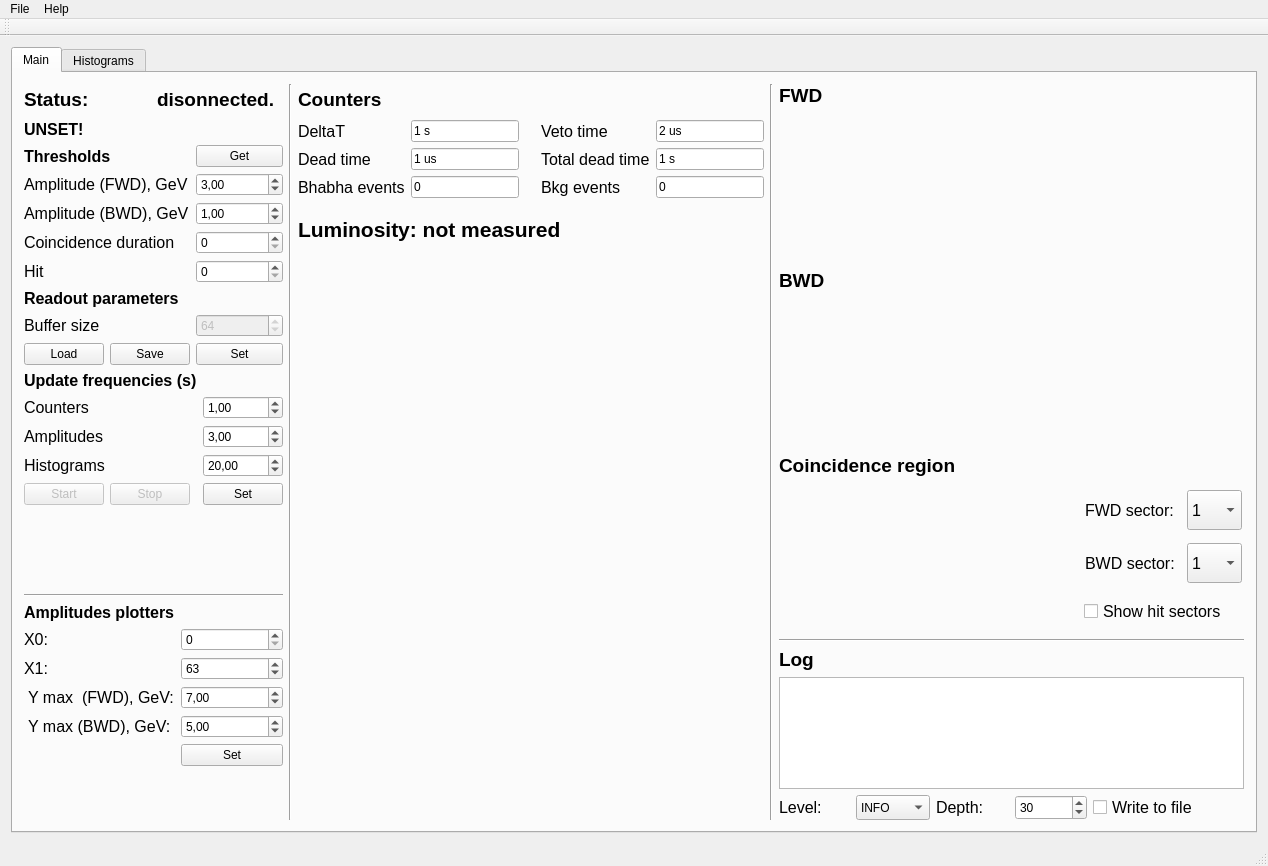
DaryaShirokova/LOM, file LOM/forms/LOMView.ui: the form before one commit.
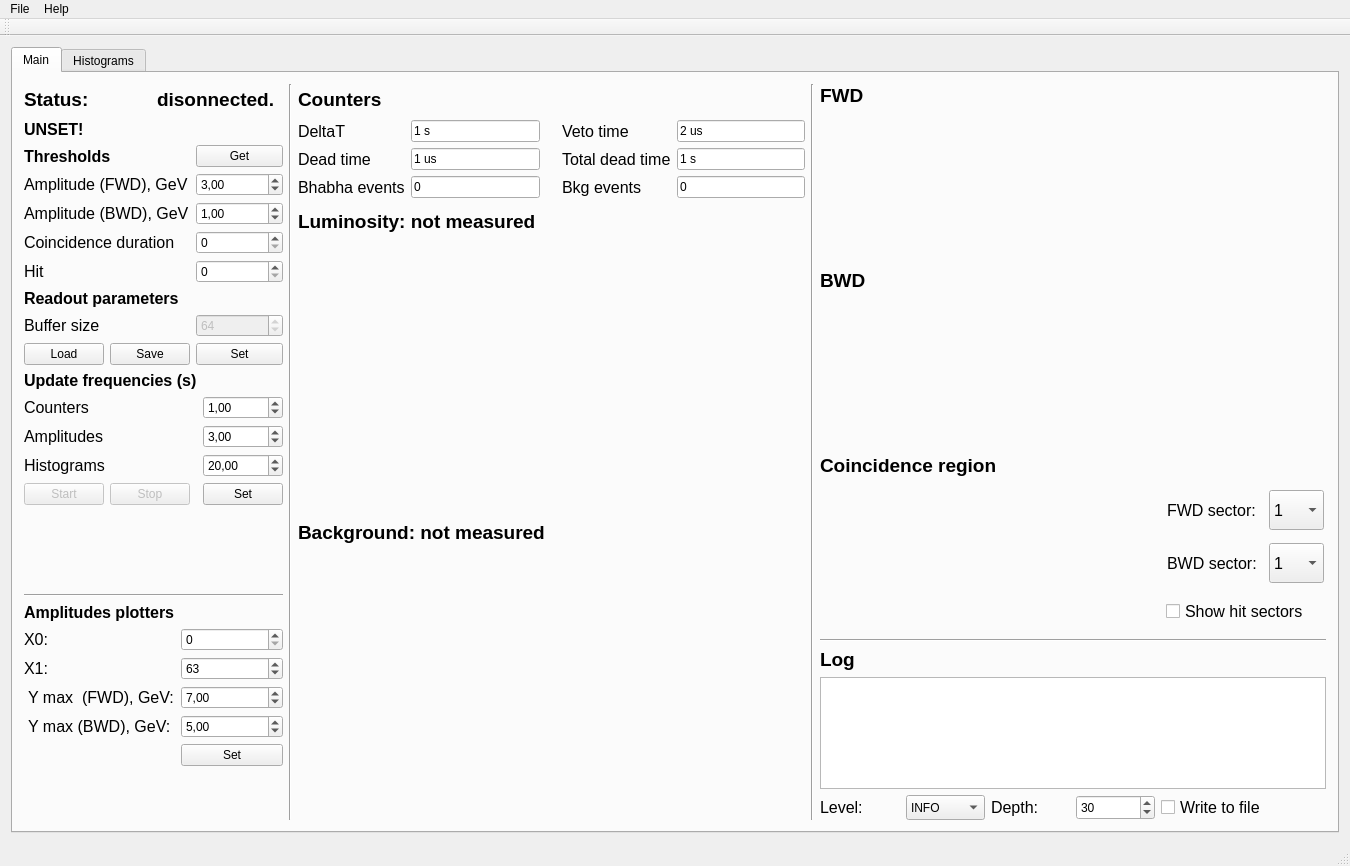
The form after the commit. Custom widgets are drawn as their Qt base class.

```diff
--- a/LOM/forms/LOMView.ui
+++ b/LOM/forms/LOMView.ui
@@ -6,13 +6,13 @@
    <rect>
     <x>0</x>
     <y>0</y>
-    <width>1268</width>
+    <width>1350</width>
     <height>866</height>
    </rect>
   </property>
   <property name="minimumSize">
    <size>
-    <width>1200</width>
+    <width>1300</width>
     <height>800</height>
    </size>
   </property>
@@ -26,7 +26,7 @@
    <locale language="Estonian" country="Estonia"/>
   </property>
   <widget class="QWidget" name="centralWidget">
-   <layout class="QVBoxLayout" name="verticalLayout_8">
+   <layout class="QHBoxLayout" name="horizontalLayout_2">
     <item>
      <widget class="QTabWidget" name="tabWidget">
       <property name="currentIndex">
@@ -574,6 +574,12 @@
             </item>
             <item row="2" column="1">
              <widget class="QLineEdit" name="leDeadTime">
+              <property name="minimumSize">
+               <size>
+                <width>80</width>
+                <height>0</height>
+               </size>
+              </property>
               <property name="text">
                <string>1 us</string>
               </property>
@@ -620,6 +626,12 @@
             </item>
             <item row="1" column="1">
              <widget class="QLineEdit" name="leDT">
+              <property name="minimumSize">
+               <size>
+                <width>80</width>
+                <height>0</height>
+               </size>
+              </property>
               <property name="text">
                <string>1 s</string>
               </property>
@@ -630,6 +642,12 @@
             </item>
             <item row="3" column="1">
              <widget class="QLineEdit" name="leBhabhaEvents">
+              <property name="minimumSize">
+               <size>
+                <width>80</width>
+                <height>0</height>
+               </size>
+              </property>
               <property name="text">
                <string>0</string>
               </property>
@@ -652,6 +670,12 @@
             </item>
             <item row="2" column="4">
              <widget class="QLineEdit" name="leTotalDeadTime">
+              <property name="minimumSize">
+               <size>
+                <width>80</width>
+                <height>0</height>
+               </size>
+              </property>
               <property name="text">
                <string>1 s</string>
               </property>
@@ -674,6 +698,12 @@
             </item>
             <item row="1" column="4">
              <widget class="QLineEdit" name="leVetoTime">
+              <property name="minimumSize">
+               <size>
+                <width>80</width>
+                <height>0</height>
+               </size>
+              </property>
               <property name="text">
                <string>2 us</string>
               </property>
@@ -684,6 +714,12 @@
             </item>
             <item row="3" column="4">
              <widget class="QLineEdit" name="leBackgroundEvents">
+              <property name="minimumSize">
+               <size>
+                <width>80</width>
+                <height>0</height>
+               </size>
+              </property>
               <property name="text">
                <string>0</string>
               </property>
@@ -750,12 +786,12 @@
             <property name="maximumSize">
              <size>
               <width>16777215</width>
-              <height>50</height>
+              <height>35</height>
              </size>
             </property>
             <property name="font">
              <font>
-              <pointsize>16</pointsize>
+              <pointsize>14</pointsize>
               <weight>75</weight>
               <bold>true</bold>
              </font>
@@ -768,6 +804,26 @@
           <item>
            <widget class="QCustomPlot" name="widgetLuminosity" native="true"/>
           </item>
+          <item>
+           <widget class="QLabel" name="labelBkg">
+            <property name="maximumSize">
+             <size>
+              <width>16777215</width>
+              <height>35</height>
+             </size>
+            </property>
+            <property name="font">
+             <font>
+              <pointsize>14</pointsize>
+              <weight>75</weight>
+              <bold>true</bold>
+             </font>
+            </property>
+            <property name="text">
+             <string>Background: not measured</string>
+            </property>
+           </widget>
+          </item>
           <item>
            <widget class="QCustomPlot" name="widgetBkg" native="true"/>
           </item>
@@ -1402,7 +1458,7 @@
     <rect>
      <x>0</x>
      <y>0</y>
-     <width>1268</width>
+     <width>1350</width>
      <height>27</height>
     </rect>
    </property>
```
Left out of the diff: 191 changed lines with no effect on the pictures.
